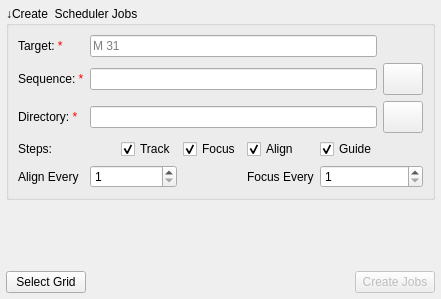
Old version of the form kstars/ekos/scheduler/framingassistant.ui in the repository KDE/kstars.
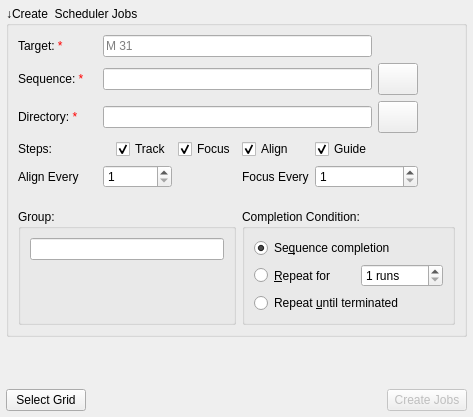
New version of the form. The open tabs and pages were chosen to show the change. Icons and pictures are not drawn. Custom widgets are drawn as their Qt base class.

Commit message: Add groups to greedy scheduling

Patch:
```diff
--- a/kstars/ekos/scheduler/framingassistant.ui
+++ b/kstars/ekos/scheduler/framingassistant.ui
@@ -6,8 +6,8 @@
    <rect>
     <x>0</x>
     <y>0</y>
-    <width>441</width>
-    <height>299</height>
+    <width>473</width>
+    <height>417</height>
    </rect>
   </property>
   <property name="windowTitle">
@@ -1469,6 +1469,154 @@
             </property>
            </widget>
           </item>
+          <item row="8" column="0">
+           <spacer name="verticalSpacer2_group">
+            <property name="orientation">
+             <enum>Qt::Vertical</enum>
+            </property>
+            <property name="sizeType">
+             <enum>QSizePolicy::Fixed</enum>
+            </property>
+            <property name="sizeHint" stdset="0">
+             <size>
+              <width>0</width>
+              <height>15</height>
+             </size>
+            </property>
+           </spacer>
+          </item>
+          <item row="9" column="0" colspan="5">
+           <widget class="QGroupBox" name="groupBox">
+            <property name="sizePolicy">
+             <sizepolicy hsizetype="Preferred" vsizetype="Preferred">
+              <horstretch>0</horstretch>
+              <verstretch>0</verstretch>
+             </sizepolicy>
+            </property>
+            <property name="title">
+             <string>Group:</string>
+            </property>
+            <layout class="QGridLayout" name="groupLayout">
+             <item row="0" column="0">
+              <widget class="QLineEdit" name="groupEdit">
+               <property name="sizePolicy">
+                <sizepolicy hsizetype="Preferred" vsizetype="Preferred">
+                 <horstretch>0</horstretch>
+                 <verstretch>0</verstretch>
+                </sizepolicy>
+               </property>
+               <property name="toolTip">
+                <string>&lt;html&gt;&lt;head/&gt;&lt;body&gt;&lt;p align=&quot;justify&quot;&gt;Select a group name. Useful if you want the mosaic jobs to repeat together--assign them a group name, and give them &lt;i&gt;repeat for N (N=2 or more)&lt;/i&gt; or &lt;i&gt;repeat until terminated&lt;/i&gt; completion conditions. Otherwise leave empty. Only applies to the Greedy scheduler algorithm.&lt;/p&gt;&lt;/body&gt;&lt;/html&gt;</string>
+               </property>
+              </widget>
+             </item>
+             <item row="1" column="0">
+              <spacer name="verticalSpacer_group">
+               <property name="orientation">
+                <enum>Qt::Vertical</enum>
+               </property>
+               <property name="sizeHint" stdset="0">
+                <size>
+                 <width>20</width>
+                 <height>40</height>
+                </size>
+               </property>
+              </spacer>
+             </item>
+            </layout>
+           </widget>
+          </item>
+          <item row="9" column="5" colspan="5">
+           <widget class="QGroupBox" name="completionGroup">
+            <property name="sizePolicy">
+             <sizepolicy hsizetype="Preferred" vsizetype="Preferred">
+              <horstretch>0</horstretch>
+              <verstretch>0</verstretch>
+             </sizepolicy>
+            </property>
+            <property name="title">
+             <string>Completion Condition:</string>
+            </property>
+            <layout class="QGridLayout" name="completionLayout">
+             <item row="1" column="4">
+              <widget class="QRadioButton" name="repeatCompletionR">
+               <property name="sizePolicy">
+                <sizepolicy hsizetype="Preferred" vsizetype="Preferred">
+                 <horstretch>0</horstretch>
+                 <verstretch>0</verstretch>
+                </sizepolicy>
+               </property>
+               <property name="toolTip">
+                <string>Restart job until it is executed this many times.</string>
+               </property>
+               <property name="text">
+                <string>&amp;Repeat for</string>
+               </property>
+              </widget>
+             </item>
+             <item row="0" column="4" colspan="5">
+              <widget class="QRadioButton" name="sequenceCompletionR">
+               <property name="sizePolicy">
+                <sizepolicy hsizetype="Preferred" vsizetype="Preferred">
+                 <horstretch>0</horstretch>
+                 <verstretch>0</verstretch>
+                </sizepolicy>
+               </property>
+               <property name="toolTip">
+                <string>The observation job is completed when the sequence is complete.</string>
+               </property>
+               <property name="text">
+                <string>Se&amp;quence completion</string>
+               </property>
+               <property name="checked">
+                <bool>true</bool>
+               </property>
+              </widget>
+             </item>
+             <item row="1" column="6" colspan="5">
+              <widget class="QSpinBox" name="repeatsSpin">
+               <property name="sizePolicy">
+                <sizepolicy hsizetype="Preferred" vsizetype="Preferred">
+                 <horstretch>0</horstretch>
+                 <verstretch>0</verstretch>
+                </sizepolicy>
+               </property>
+               <property name="toolTip">
+                <string>Restart job until it is executed this many times.</string>
+               </property>
+               <property name="suffix">
+                <string> runs</string>
+               </property>
+               <property name="minimum">
+                <number>1</number>
+               </property>
+               <property name="maximum">
+                <number>1000</number>
+               </property>
+               <property name="value">
+                <number>1</number>
+               </property>
+              </widget>
+             </item>
+             <item row="2" column="4" colspan="5">
+              <widget class="QRadioButton" name="loopCompletionR">
+               <property name="sizePolicy">
+                <sizepolicy hsizetype="Preferred" vsizetype="Preferred">
+                 <horstretch>0</horstretch>
+                 <verstretch>0</verstretch>
+                </sizepolicy>
+               </property>
+               <property name="toolTip">
+                <string>Restart the sequence job indefinitely.</string>
+               </property>
+               <property name="text">
+                <string>Repeat &amp;until terminated</string>
+               </property>
+              </widget>
+             </item>
+            </layout>
+           </widget>
+          </item>
          </layout>
         </widget>
        </item>
```
The commit also changes 12 other files.
